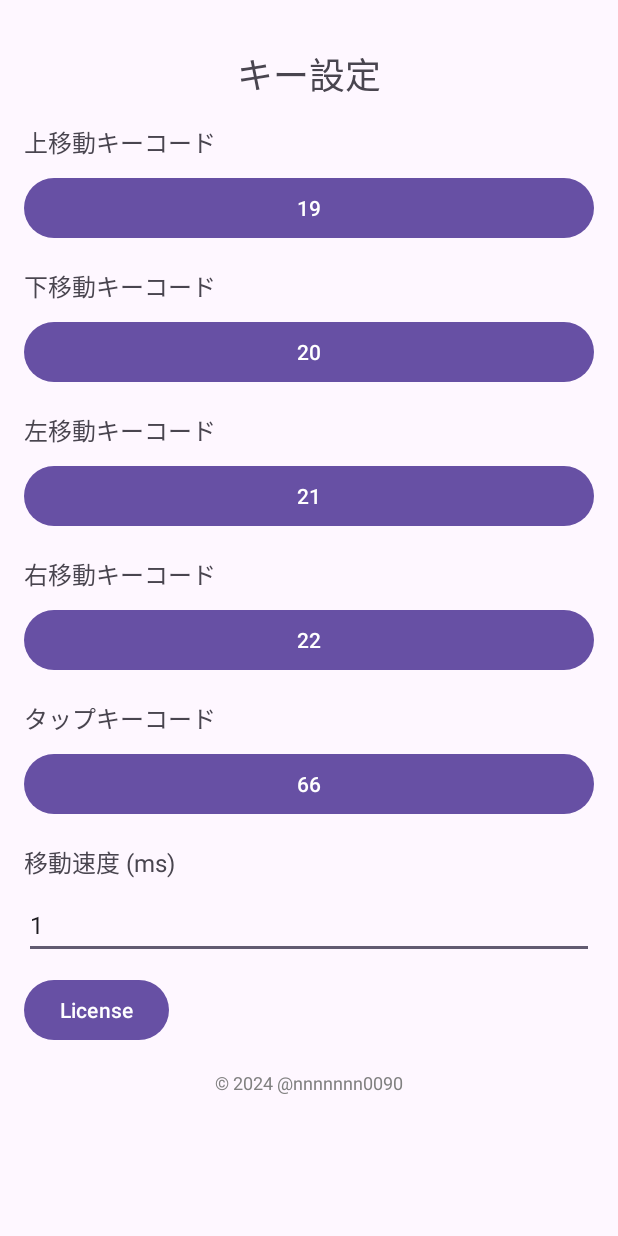
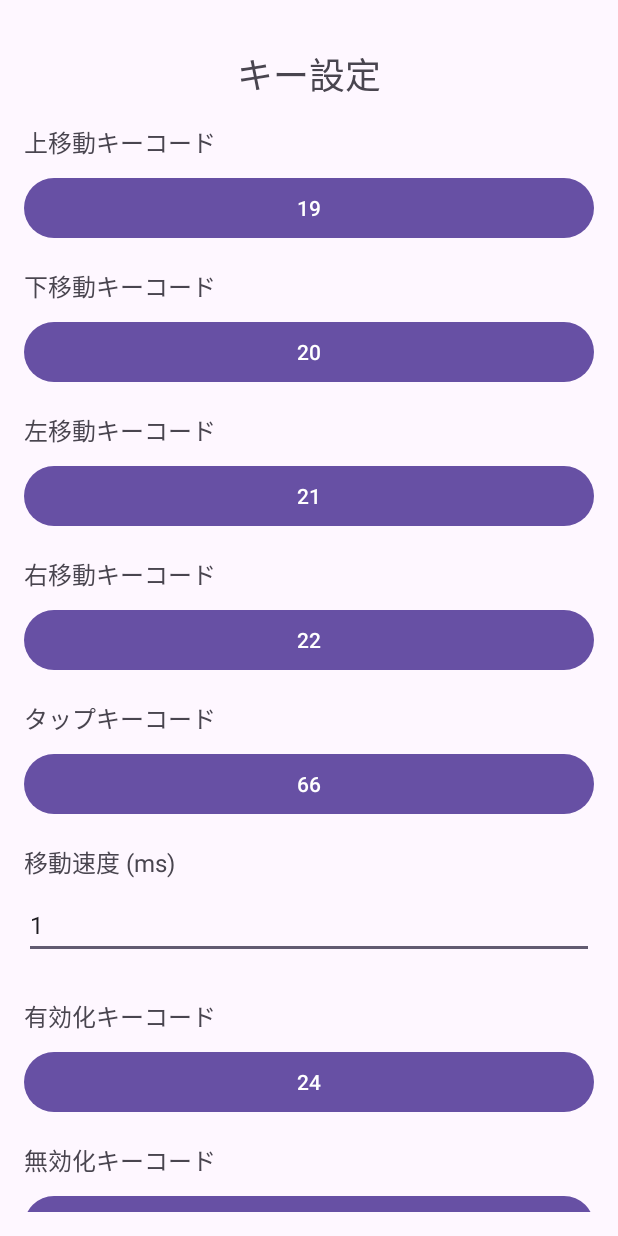
Before and after one commit to nnnnnnn0090/HardKeyPointer-Android, an Android app: the screen it shows after launch (MainActivity), on a phone screen of 412 x 824 dp. Run offline under Robolectric (Android 15) with nearby library versions, the phone set to English and light mode, and no system bars.

Commit message:
Update Prefs

```diff
--- /dev/null
+++ b/app/src/main/java/com/example/hardkeypointer/AccessibilityUtils.kt
@@ -0,0 +1,30 @@
+package com.nnnnnnn0090.hardkeypointer
+
+import android.content.Context
+import android.content.Intent
+import android.provider.Settings
+import android.widget.Toast
+import androidx.appcompat.app.AppCompatActivity
+
+object AccessibilityUtils {
+
+    fun isAccessibilityServiceEnabled(context: Context): Boolean {
+        var accessibilityEnabled = 0
+        try {
+            accessibilityEnabled = Settings.Secure.getInt(
+                context.contentResolver,
+                Settings.Secure.ACCESSIBILITY_ENABLED
+            )
+        } catch (e: Settings.SettingNotFoundException) {
+            e.printStackTrace()
+        }
+        return accessibilityEnabled == 1
+    }
+
+    fun redirectToAccessibilitySettings(activity: AppCompatActivity) {
+        Toast.makeText(activity, "アクセシビリティサービスが有効ではありません", Toast.LENGTH_SHORT).show()
+        val intent = Intent(Settings.ACTION_ACCESSIBILITY_SETTINGS)
+        activity.startActivity(intent)
+        Toast.makeText(activity, "設定画面で、HardKeyPointer をタップして有効にしてください。", Toast.LENGTH_LONG).show()
+    }
+}
--- a/app/src/main/java/com/example/hardkeypointer/MainActivity.kt
+++ b/app/src/main/java/com/example/hardkeypointer/MainActivity.kt
@@ -1,15 +1,12 @@
 package com.nnnnnnn0090.hardkeypointer
 
-import android.accessibilityservice.AccessibilityServiceInfo
 import android.annotation.SuppressLint
-import android.content.Intent
 import android.content.SharedPreferences
 import android.os.Bundle
 import android.view.KeyEvent
 import android.widget.Button
 import android.widget.EditText
 import android.widget.Toast
-import androidx.appcompat.app.AlertDialog
 import androidx.appcompat.app.AppCompatActivity
 
 class MainActivity : AppCompatActivity() {
@@ -20,6 +17,8 @@ class MainActivity : AppCompatActivity() {
     private lateinit var rightKeyCodeButton: Button
     private lateinit var tapKeyCodeButton: Button
     private lateinit var moveSpeedEditText: EditText
+    private lateinit var enableKeyCodeButton: Button
+    private lateinit var disableKeyCodeButton: Button
 
     private var currentButton: Button? = null
 
@@ -33,16 +32,17 @@ class MainActivity : AppCompatActivity() {
         const val KEY_RIGHT_CODE = "KEY_RIGHT_CODE"
         const val KEY_TAP_CODE = "KEY_TAP_CODE"
         const val KEY_MOVE_SPEED = "KEY_MOVE_SPEED"
+        const val KEY_ENABLE_CODE = "KEY_ENABLE_CODE"
+        const val KEY_DISABLE_CODE = "KEY_DISABLE_CODE"
     }
 
     override fun onCreate(savedInstanceState: Bundle?) {
         super.onCreate(savedInstanceState)
         setContentView(R.layout.activity_main)
-//
-//        if (!isAccessibilityServiceEnabled()) {
-//            Toast.makeText(this, "アクセシビリティサービスが有効ではありません", Toast.LENGTH_SHORT).show()
-//            return
-//        }
+
+        if (!AccessibilityUtils.isAccessibilityServiceEnabled(this)) {
+            AccessibilityUtils.redirectToAccessibilitySettings(this)
+        }
 
         sharedPreferences = getSharedPreferences(PREF_NAME, MODE_PRIVATE)
 
@@ -52,6 +52,8 @@ class MainActivity : AppCompatActivity() {
         rightKeyCodeButton = findViewById(R.id.rightKeyCodeButton)
         tapKeyCodeButton = findViewById(R.id.tapKeyCodeButton)
         moveSpeedEditText = findViewById(R.id.moveSpeedEditText)
+        enableKeyCodeButton = findViewById(R.id.enableKeyCodeButton)
+        disableKeyCodeButton = findViewById(R.id.disableKeyCodeButton)
 
         loadPreferences()
 
@@ -60,6 +62,8 @@ class MainActivity : AppCompatActivity() {
         leftKeyCodeButton.setOnClickListener { startKeyInputMode(leftKeyCodeButton, KEY_LEFT_CODE) }
         rightKeyCodeButton.setOnClickListener { startKeyInputMode(rightKeyCodeButton, KEY_RIGHT_CODE) }
         tapKeyCodeButton.setOnClickListener { startKeyInputMode(tapKeyCodeButton, KEY_TAP_CODE) }
+        enableKeyCodeButton.setOnClickListener { startKeyInputMode(enableKeyCodeButton, KEY_ENABLE_CODE) }
+        disableKeyCodeButton.setOnClickListener { startKeyInputMode(disableKeyCodeButton, KEY_DISABLE_CODE) }
 
         moveSpeedEditText.setOnEditorActionListener { _, _, _ ->
             val speed = moveSpeedEditText.text.toString().toIntOrNull()
@@ -73,7 +77,7 @@ class MainActivity : AppCompatActivity() {
 
         val licenseButton: Button = findViewById(R.id.license_button)
         licenseButton.setOnClickListener {
-            showLicenseDialog()
+            LicenseUtils.showLicenseDialog(this)
         }
     }
 
@@ -85,6 +89,8 @@ class MainActivity : AppCompatActivity() {
         rightKeyCodeButton.text = sharedPreferences.getInt(KEY_RIGHT_CODE, 22).toString()
         tapKeyCodeButton.text = sharedPreferences.getInt(KEY_TAP_CODE, 66).toString()
         moveSpeedEditText.setText(sharedPreferences.getInt(KEY_MOVE_SPEED, 1).toString())
+        enableKeyCodeButton.text = sharedPreferences.getInt(KEY_ENABLE_CODE, 24).toString()
+        disableKeyCodeButton.text = sharedPreferences.getInt(KEY_DISABLE_CODE, 25).toString()
     }
 
     @SuppressLint("SetTextI18n")
@@ -115,45 +121,10 @@ class MainActivity : AppCompatActivity() {
                 KEY_RIGHT_CODE -> putInt(KEY_RIGHT_CODE, keyCode as Int)
                 KEY_TAP_CODE -> putInt(KEY_TAP_CODE, keyCode as Int)
                 KEY_MOVE_SPEED -> putInt(KEY_MOVE_SPEED, keyCode as Int)
+                KEY_ENABLE_CODE -> putInt(KEY_ENABLE_CODE, keyCode as Int)
+                KEY_DISABLE_CODE -> putInt(KEY_DISABLE_CODE, keyCode as Int)
             }
             apply()
         }
     }
-
-    private fun showLicenseDialog() {
-        val licenseText = """
-MIT License
-
-Copyright (c) 2024 nnnnnnn0090
-
-Permission is hereby granted, free of charge, to any person obtaining a copy
-of this software and associated documentation files (the "Software"), to deal
-in the Software without restriction, including without limitation the rights
-to use, copy, modify, merge, publish, distribute, sublicense, and/or sell
-copies of the Software, and to permit persons to whom the Software is
-furnished to do so, subject to the following conditions:
-
-The above copyright notice and this permission notice shall be included in all
-copies or substantial portions of the Software.
-
-THE SOFTWARE IS PROVIDED "AS IS", WITHOUT WARRANTY OF ANY KIND, EXPRESS OR
-IMPLIED, INCLUDING BUT NOT LIMITED TO THE WARRANTIES OF MERCHANTABILITY,
-FITNESS FOR A PARTICULAR PURPOSE AND NONINFRINGEMENT. IN NO EVENT SHALL THE
-AUTHORS OR COPYRIGHT HOLDERS BE LIABLE FOR ANY CLAIM, DAMAGES OR OTHER
-LIABILITY, WHETHER IN AN ACTION OF CONTRACT, TORT OR OTHERWISE, ARISING FROM,
-OUT OF OR IN CONNECTION WITH THE SOFTWARE OR THE USE OR OTHER DEALINGS IN THE
-SOFTWARE.
-        """
-
-        val builder = AlertDialog.Builder(this)
-        builder.setTitle("License Information")
-            .setMessage(licenseText)
-            .setPositiveButton("OK", null)
-
-        val dialog = builder.create()
-        dialog.show()
-    }
-//    private fun isAccessibilityServiceEnabled(): Boolean {
-
-//    }
 }
--- a/app/src/main/res/layout/activity_main.xml
+++ b/app/src/main/res/layout/activity_main.xml
@@ -111,6 +111,35 @@
                 android:textSize="16sp"
                 android:layout_marginBottom="10dp" />
 
+            <TextView
+                android:id="@+id/enableKeyCodeLabel"
+                android:layout_width="wrap_content"
+                android:layout_height="wrap_content"
+                android:text="有効化キーコード"
+                android:textSize="16sp"
+                android:layout_marginTop="16dp"
+                android:layout_marginBottom="8dp" />
+            <Button
+                android:id="@+id/enableKeyCodeButton"
+                android:layout_width="match_parent"
+                android:layout_height="wrap_content"
+                android:text="設定" />
+
+            <TextView
+                android:id="@+id/disableKeyCodeLabel"
+                android:layout_width="wrap_content"
+                android:layout_height="wrap_content"
+                android:text="無効化キーコード"
+                android:textSize="16sp"
+                android:layout_marginTop="16dp"
+                android:layout_marginBottom="8dp" />
+            <Button
+                android:id="@+id/disableKeyCodeButton"
+                android:layout_width="match_parent"
+                android:layout_height="wrap_content"
+                android:text="設定" />
+
+
             <Button
                 android:id="@+id/license_button"
                 android:layout_width="wrap_content"
```
Also changed, not shown: app/src/main/java/com/example/hardkeypointer/LicenseUtils.kt (added, +41 -0 lines), app/src/main/java/com/example/hardkeypointer/TapService.kt (+24 -7 lines).
